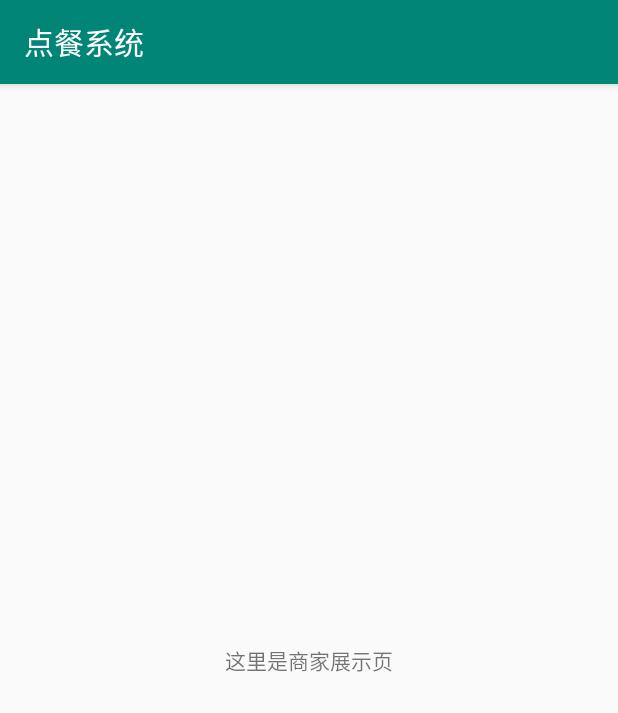
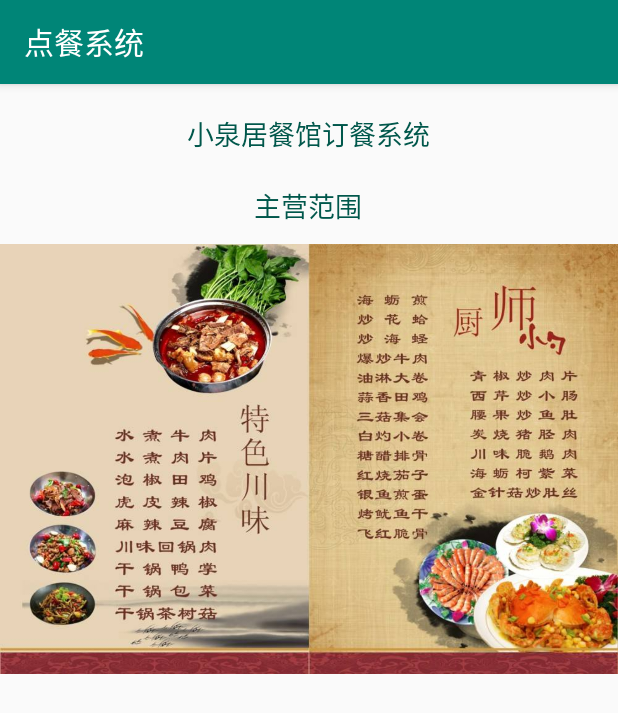
Before and after one commit to xiedong11/FoodOrder, an Android app: the fragment ShopStoreFragment shown on its own in the app's theme, on a phone screen of 412 x 824 dp. Shown: the top 713 px of the screen. Run offline under Robolectric (Android 15) with nearby library versions, the phone set to English and light mode, and no system bars; our stand-ins replace ButterKnife, EventBus.

Commit message:
添加商家页

```diff
--- a/app/src/main/res/layout/fragment_shop_store.xml
+++ b/app/src/main/res/layout/fragment_shop_store.xml
@@ -6,6 +6,15 @@
     <TextView
         android:layout_width="wrap_content"
         android:layout_height="wrap_content"
-        android:layout_centerInParent="true"
-        android:text="这里是商家展示页" />
+        android:layout_centerHorizontal="true"
+        android:layout_marginTop="20dp"
+        android:gravity="center"
+        android:text="小泉居餐馆订餐系统\n\n主营范围"
+        android:textColor="@color/colorPrimaryDark"
+        android:textSize="18sp" />
+
+    <ImageView
+        android:layout_width="match_parent"
+        android:layout_height="500dp"
+        android:src="@drawable/ic_shop" />
 </RelativeLayout>
```
Also changed, not shown: app/src/main/res/drawable/ic_shop.jpg (added).
